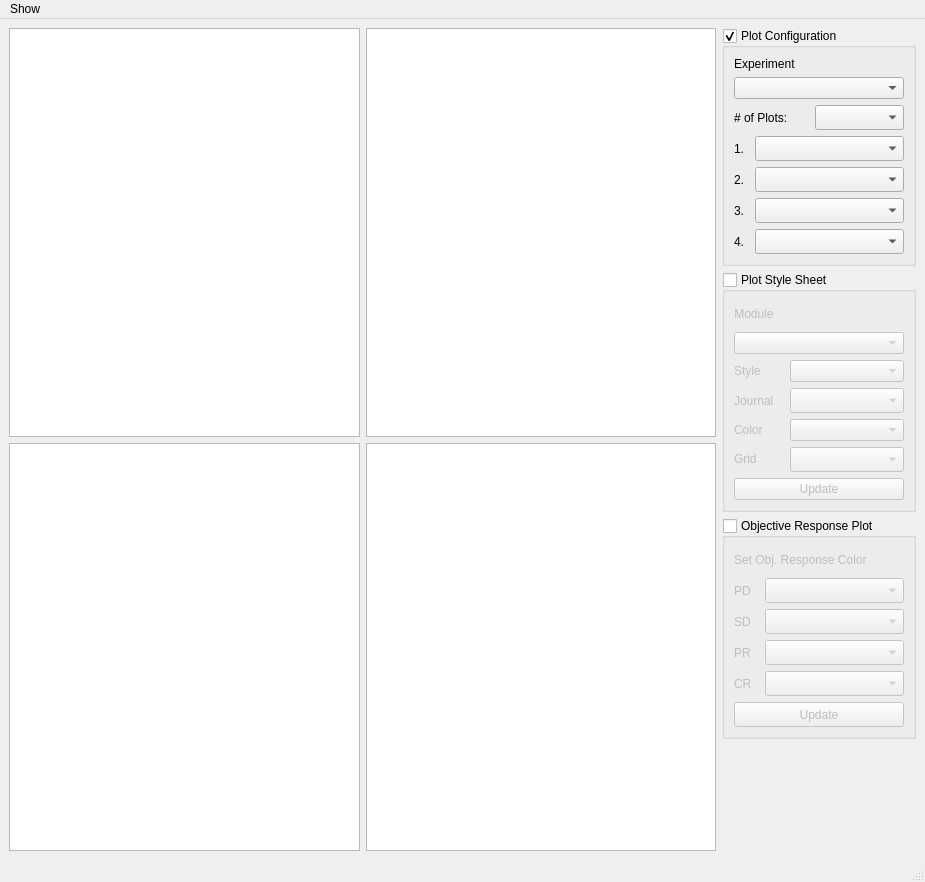
Before: the Qt Designer form TumorVolumeExperimentView.ui in DennisDean/TumorVolumetrics, drawn with Qt 5.
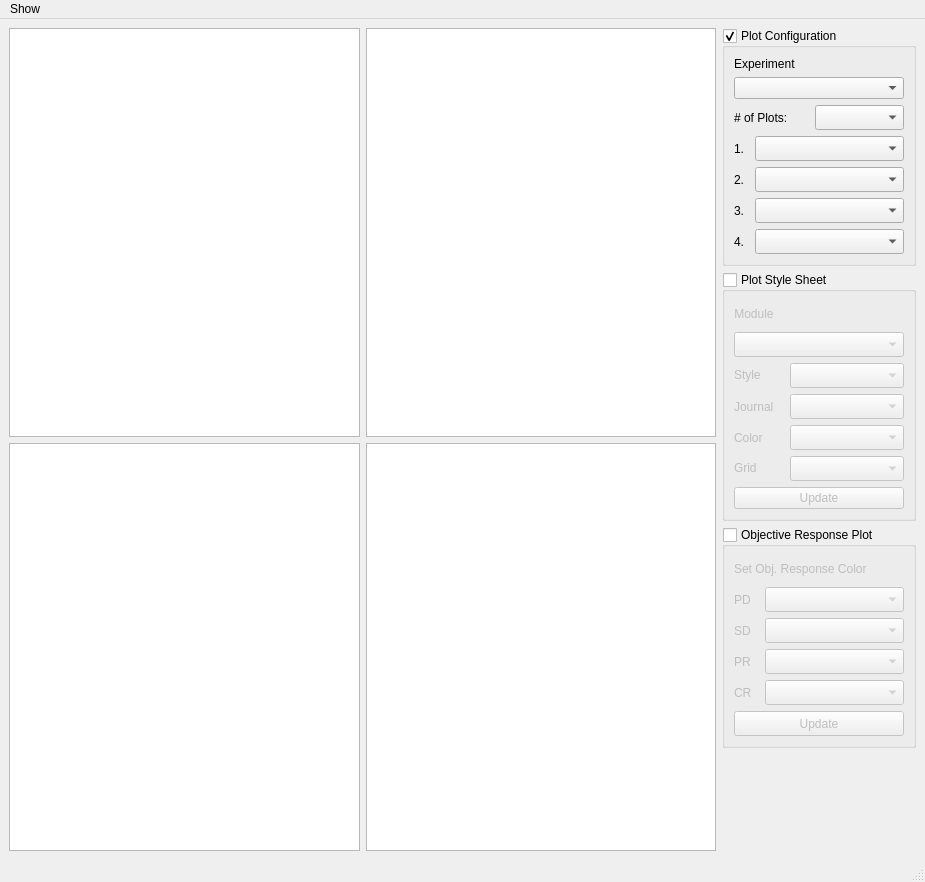
After: the same form once the commit is applied.

Commit message: Minor tweak to enable style group box to expand.

```diff
--- a/TumorVolumeExperimentView.ui
+++ b/TumorVolumeExperimentView.ui
@@ -392,13 +392,13 @@
                  <property name="minimumSize">
                   <size>
                    <width>170</width>
-                   <height>0</height>
+                   <height>25</height>
                   </size>
                  </property>
                  <property name="maximumSize">
                   <size>
                    <width>16777215</width>
-                   <height>16777215</height>
+                   <height>25</height>
                   </size>
                  </property>
                 </widget>
@@ -433,7 +433,20 @@
                     </widget>
                    </item>
                    <item>
-                    <widget class="QComboBox" name="comboBox_plot_matplotlib_style"/>
+                    <widget class="QComboBox" name="comboBox_plot_matplotlib_style">
+                     <property name="minimumSize">
+                      <size>
+                       <width>110</width>
+                       <height>25</height>
+                      </size>
+                     </property>
+                     <property name="maximumSize">
+                      <size>
+                       <width>16777215</width>
+                       <height>25</height>
+                      </size>
+                     </property>
+                    </widget>
                    </item>
                   </layout>
                  </item>
@@ -466,7 +479,7 @@
                     <widget class="QComboBox" name="comboBox_plot_scienceplot_journal">
                      <property name="minimumSize">
                       <size>
-                       <width>0</width>
+                       <width>110</width>
                        <height>25</height>
                       </size>
                      </property>
@@ -504,11 +517,23 @@
                    <item>
                     <widget class="QComboBox" name="comboBox_plot_scienceplot_color">
                      <property name="sizePolicy">
-                      <sizepolicy hsizetype="Preferred" vsizetype="Preferred">
+                      <sizepolicy hsizetype="Preferred" vsizetype="Fixed">
                        <horstretch>0</horstretch>
                        <verstretch>0</verstretch>
                       </sizepolicy>
                      </property>
+                     <property name="minimumSize">
+                      <size>
+                       <width>110</width>
+                       <height>25</height>
+                      </size>
+                     </property>
+                     <property name="maximumSize">
+                      <size>
+                       <width>16777215</width>
+                       <height>25</height>
+                      </size>
+                     </property>
                     </widget>
                    </item>
                   </layout>
```
The commit also changes 2 other files.
